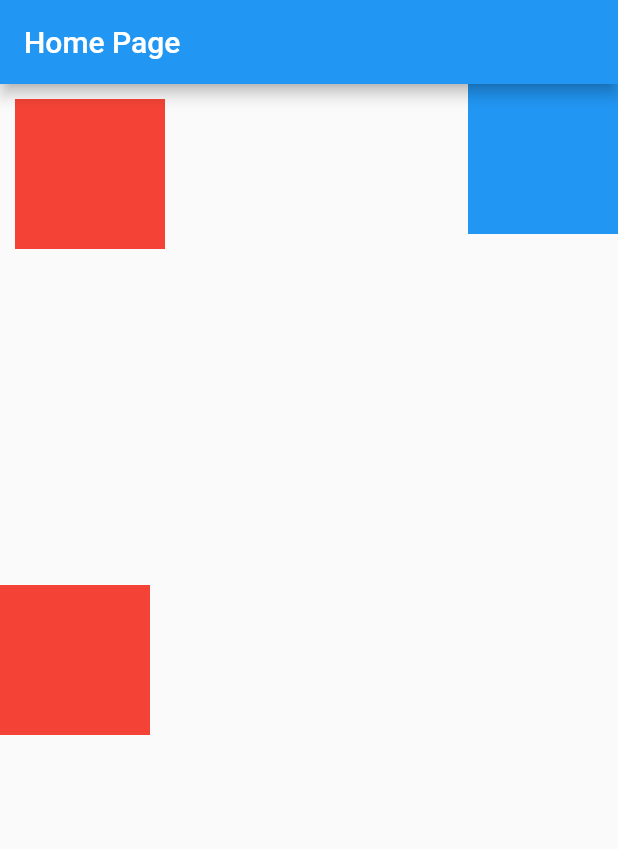
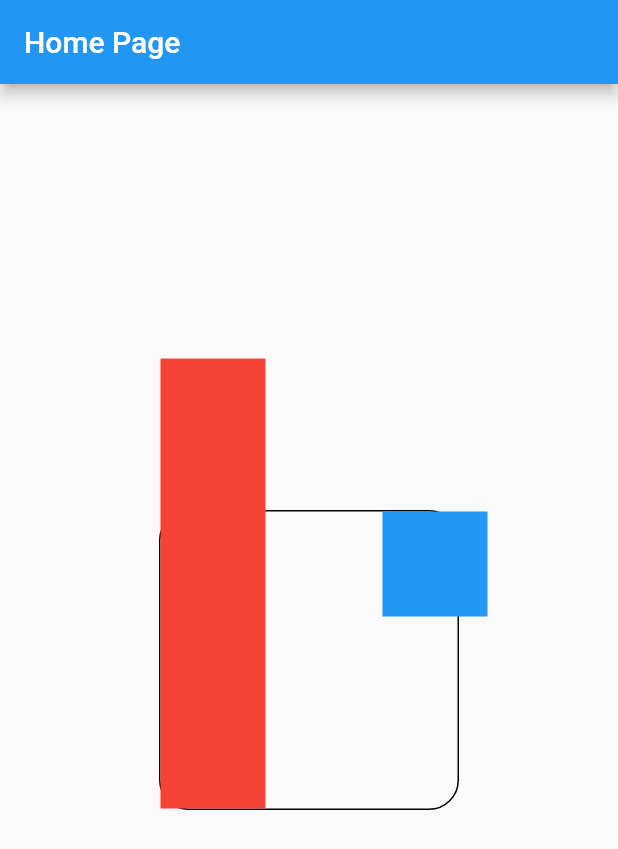
Before and after one commit to baotan2000/flutter_hello_word, a Flutter app: the screen it shows after launch, on a phone screen of 412 x 824 dp. Shown: the top 849 px of the screen. Run offline on Flutter 3.47's test engine with Material 2 defaults, Android fonts, the light colour scheme and no system bars.

Commit message:
clip behavior vs decoration

```diff
--- a/lib/stack_widget.dart
+++ b/lib/stack_widget.dart
@@ -11,30 +11,33 @@ class _StackWidgetState extends State<StackWidget> {
   @override
   Widget build(BuildContext context) {
     return Stack(
+      alignment: Alignment.center,
       children: [
-        Align(
-          alignment: Alignment.centerLeft,
+        Container(
+          decoration: BoxDecoration(
+              border: Border.all(), borderRadius: BorderRadius.circular(20)),
+          height: 200,
+          width: 200,
+          child: Stack(
+            clipBehavior: Clip.none,
+            children: [
+              Positioned(
+                bottom: 0,
                 child: Container(
-            width: 100,
-            height: 100,
+                  width: 70,
+                  height: 300,
                   color: Colors.red,
                 ),
               ),
-        Align(
-          alignment: Alignment.topRight,
+              Positioned(
+                right: -20,
                 child: Container(
-            height: 100,
-            width: 100,
+                  width: 70,
+                  height: 70,
                   color: Colors.blue,
                 ),
               ),
-        Positioned(
-          left: 10,
-          top: 10,
-          child: Container(
-            width: 100,
-            height: 100,
-            color: Colors.red,
+            ],
           ),
         )
       ],
```
Lines whose indentation alone changed are shown as unchanged.
